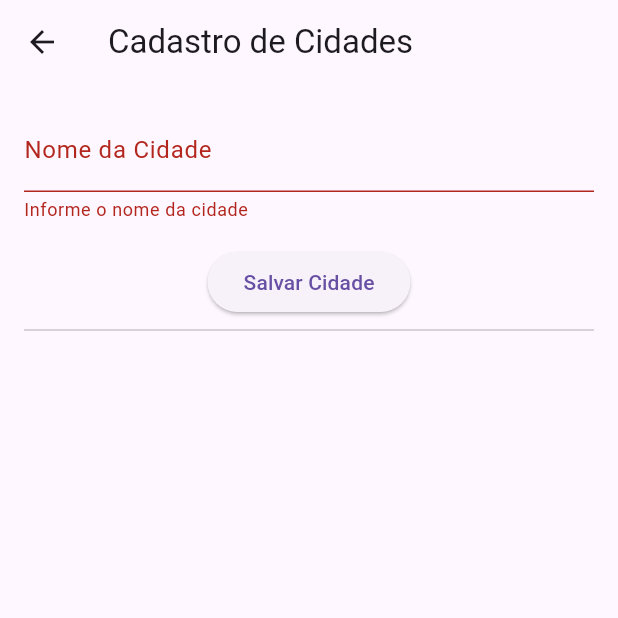
After one commit to andreghenssler2/aula101125, a Flutter app: the CadastroCidadePage screen opened directly, after a tap on "Salvar Cidade", on a phone screen of 412 x 824 dp, the top half of it. The commit adds this screen. Run offline on Flutter 3.47's test engine with Material 3 defaults, Android fonts, the phone set to English and light mode, and no system bars; our stand-ins replace sqflite; accounts and stored records are empty.

Commit message:
first-commit

```diff
--- a/lib/main.dart
+++ b/lib/main.dart
@@ -2,6 +2,7 @@ import 'package:exdb/view/lista_cliente.dart';
 import 'package:flutter/material.dart';
 import 'package:provider/provider.dart';
 import 'viewmodel/cliente_viewmodel.dart';
+import 'viewmodel/cidade_viewmodel.dart';
 import 'repository/cliente_repository.dart';
 import 'db/db_helper.dart';
 
@@ -17,9 +18,11 @@ Future<void> main() async {
   runApp(
     MultiProvider(
       providers: [
-        // Fornece uma instância de ClienteViewModel para toda a árvore de widgets
         ChangeNotifierProvider(
           create: (_) => ClienteViewModel(ClienteRepository()),
+        ),
+        ChangeNotifierProvider(
+          create: (_) => CidadeViewModel(),
         ),
       ],
       child: const MyApp(),
--- /dev/null
+++ b/lib/model/cidade.dart
@@ -0,0 +1,27 @@
+class Cidade {
+  int? id;
+  String nomeCidade;
+  // String estado;
+
+  Cidade({
+    this.id,
+    required this.nomeCidade,
+    // required this.estado,
+  });
+
+  Map<String, dynamic> toMap() {
+    return {
+      'id': id,
+      'nomeCidade': nomeCidade,
+      // 'estado': estado,
+    };
+  }
+
+  factory Cidade.fromMap(Map<String, dynamic> map) {
+    return Cidade(
+      id: map['id'],
+      nomeCidade: map['nomeCidade'],
+      // estado: map['estado'],
+    );
+  }
+}
--- /dev/null
+++ b/lib/repository/cidade_repository.dart
@@ -0,0 +1,68 @@
+import 'package:sqflite/sqflite.dart';
+import '../db/db_helper.dart';
+import '../model/cidade.dart';
+
+class CidadeRepository {
+  final dbHelper = DatabaseHelper.instance;
+
+  /// Insere uma nova cidade no banco
+  Future<int> insert(Cidade cidade) async {
+    final db = await dbHelper.database;
+    return await db.insert('cidade', cidade.toMap());
+  }
+
+  /// Atualiza uma cidade existente
+  Future<int> update(Cidade cidade) async {
+    final db = await dbHelper.database;
+    return await db.update(
+      'cidade',
+      cidade.toMap(),
+      where: 'id = ?',
+      whereArgs: [cidade.id],
+    );
+  }
+
+  /// Remove uma cidade pelo ID
+  Future<int> delete(int id) async {
+    final db = await dbHelper.database;
+    return await db.delete(
+      'cidade',
+      where: 'id = ?',
+      whereArgs: [id],
+    );
+  }
+
+  /// Retorna todas as cidades ordenadas por nome
+  Future<List<Cidade>> getAll() async {
+    final db = await dbHelper.database;
+    final List<Map<String, dynamic>> maps =
+        await db.query('cidade', orderBy: 'nomeCidade');
+    return List.generate(maps.length, (i) => Cidade.fromMap(maps[i]));
+  }
+
+  /// Busca cidades pelo nome (filtro)
+  Future<List<Cidade>> searchByName(String nome) async {
+    final db = await dbHelper.database;
+    final List<Map<String, dynamic>> maps = await db.query(
+      'cidade',
+      where: 'nomeCidade LIKE ?',
+      whereArgs: ['%$nome%'],
+      orderBy: 'nomeCidade',
+    );
+    return List.generate(maps.length, (i) => Cidade.fromMap(maps[i]));
+  }
+
+  /// Busca uma cidade específica por ID
+  Future<Cidade?> getById(int id) async {
+    final db = await dbHelper.database;
+    final List<Map<String, dynamic>> maps = await db.query(
+      'cidade',
+      where: 'id = ?',
+      whereArgs: [id],
+    );
+    if (maps.isNotEmpty) {
+      return Cidade.fromMap(maps.first);
+    }
+    return null;
+  }
+}
--- /dev/null
+++ b/lib/view/cadastro_cidade_page.dart
@@ -0,0 +1,74 @@
+import 'package:flutter/material.dart';
+import 'package:provider/provider.dart';
+import '../viewmodel/cidade_viewmodel.dart';
+import '../model/cidade.dart';
+
+class CadastroCidadePage extends StatefulWidget {
+  const CadastroCidadePage({super.key});
+
+  @override
+  State<CadastroCidadePage> createState() => _CadastroCidadePageState();
+}
+
+class _CadastroCidadePageState extends State<CadastroCidadePage> {
+  final _formKey = GlobalKey<FormState>();
+  final _nomeController = TextEditingController();
+
+  @override
+  Widget build(BuildContext context) {
+    final cidadeVM = Provider.of<CidadeViewModel>(context);
+
+    return Scaffold(
+      appBar: AppBar(title: const Text('Cadastro de Cidades')),
+      body: Padding(
+        padding: const EdgeInsets.all(16.0),
+        child: Column(
+          children: [
+            Form(
+              key: _formKey,
+              child: TextFormField(
+                controller: _nomeController,
+                decoration: const InputDecoration(labelText: 'Nome da Cidade'),
+                validator: (value) {
+                  if (value == null || value.isEmpty) {
+                    return 'Informe o nome da cidade';
+                  }
+                  return null;
+                },
+              ),
+            ),
+            const SizedBox(height: 16),
+            ElevatedButton(
+              onPressed: () async {
+                if (_formKey.currentState!.validate()) {
+                  final novaCidade = Cidade(
+                    id: cidadeVM.cidades.length + 1,
+                    nomeCidade: _nomeController.text.trim(),
+                  );
+                  await cidadeVM.adicionarCidade(novaCidade);
+                  _nomeController.clear();
+                  ScaffoldMessenger.of(context).showSnackBar(
+                    const SnackBar(content: Text('Cidade adicionada!')),
+                  );
+                }
+              },
+              child: const Text('Salvar Cidade'),
+            ),
+            const Divider(),
+            Expanded(
+              child: ListView.builder(
+                itemCount: cidadeVM.cidades.length,
+                itemBuilder: (context, index) {
+                  final cidade = cidadeVM.cidades[index];
+                  return ListTile(
+                    title: Text(cidade.nomeCidade),
+                  );
+                },
+              ),
+            ),
+          ],
+        ),
+      ),
+    );
+  }
+}
--- /dev/null
+++ b/lib/viewmodel/cidade_viewmodel.dart
@@ -0,0 +1,85 @@
+import 'package:flutter/material.dart';
+import '../model/cidade.dart';
+import '../repository/cidade_repository.dart';
+
+class CidadeViewModel extends ChangeNotifier {
+  final CidadeRepository _repository = CidadeRepository();
+
+  List<Cidade> _cidades = [];
+  List<Cidade> get cidades => _cidades;
+
+  bool _isLoading = false;
+  bool get isLoading => _isLoading;
+
+  String? _errorMessage;
+  String? get errorMessage => _errorMessage;
+
+  /// Carrega todas as cidades do banco
+  Future<void> carregarCidades() async {
+    _isLoading = true;
+    notifyListeners();
+
+    try {
+      _cidades = await _repository.getAll();
+      _errorMessage = null;
+    } catch (e) {
+      _errorMessage = 'Erro ao carregar cidades: $e';
+    }
+
+    _isLoading = false;
+    notifyListeners();
+  }
+
+  /// Adiciona uma nova cidade
+  Future<void> adicionarCidade(Cidade cidade) async {
+    try {
+      await _repository.insert(cidade);
+      await carregarCidades(); // atualiza a lista
+    } catch (e) {
+      _errorMessage = 'Erro ao adicionar cidade: $e';
+      notifyListeners();
+    }
+  }
+
+  /// Atualiza uma cidade existente
+  Future<void> atualizarCidade(Cidade cidade) async {
+    try {
+      await _repository.update(cidade);
+      await carregarCidades();
+    } catch (e) {
+      _errorMessage = 'Erro ao atualizar cidade: $e';
+      notifyListeners();
+    }
+  }
+
+  /// Exclui uma cidade pelo ID
+  Future<void> excluirCidade(int id) async {
+    try {
+      await _repository.delete(id);
+      await carregarCidades();
+    } catch (e) {
+      _errorMessage = 'Erro ao excluir cidade: $e';
+      notifyListeners();
+    }
+  }
+
+  /// Busca cidades por nome (filtro)
+  Future<void> buscarPorNome(String nome) async {
+    _isLoading = true;
+    notifyListeners();
+
+    try {
+      if (nome.trim().isEmpty) {
+        await carregarCidades();
+      } else {
+        _cidades = await _repository.searchByName(nome);
+      }
+      _errorMessage = null;
+    } catch (e) {
+      _errorMessage = 'Erro ao buscar cidades: $e';
+    }
+
+    _isLoading = false;
+    notifyListeners();
+  }
+}
--- a/pubspec.yaml
+++ b/pubspec.yaml
@@ -37,6 +37,7 @@ dependencies:
   # The following adds the Cupertino Icons font to your application.
   # Use with the CupertinoIcons class for iOS style icons.
   cupertino_icons: ^1.0.8
+  shared_preferences: ^2.5.3
 
 dev_dependencies:
   flutter_test:
```
Also changed, not shown: lib/view/busca_cidade_dialog.dart (added), pubspec.lock, 1 other file.
